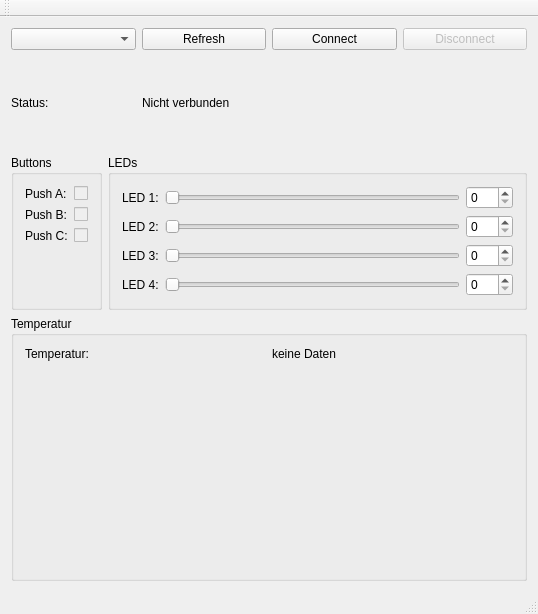
Before: the Qt Designer form mainwindow.ui in janblumenkamp/fpga_ui, drawn with Qt 5.
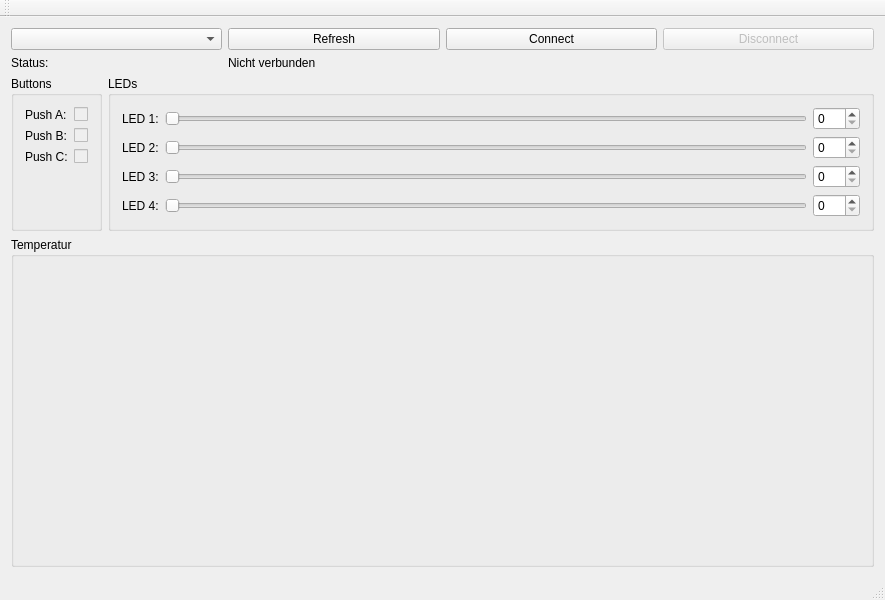
After: the same form once the commit is applied. Custom widgets are drawn as their Qt base class.

Diff of the .ui file:
```diff
--- a/mainwindow.ui
+++ b/mainwindow.ui
@@ -6,8 +6,8 @@
    <rect>
     <x>0</x>
     <y>0</y>
-    <width>538</width>
-    <height>614</height>
+    <width>885</width>
+    <height>600</height>
    </rect>
   </property>
   <property name="acceptDrops">
@@ -254,27 +254,13 @@
       <property name="title">
        <string>Temperatur</string>
       </property>
-      <layout class="QGridLayout" name="gridLayout" rowstretch="0,0" rowminimumheight="0,0">
-       <item row="0" column="0">
-        <widget class="QLabel" name="lbl_temp">
-         <property name="text">
-          <string>Temperatur:</string>
-         </property>
-        </widget>
-       </item>
-       <item row="0" column="1">
-        <widget class="QLabel" name="lbl_currTemp">
-         <property name="text">
-          <string>keine Daten</string>
-         </property>
-        </widget>
-       </item>
+      <layout class="QGridLayout" name="gridLayout" rowstretch="0,1">
        <item row="1" column="0" colspan="2">
         <widget class="QCustomPlot" name="temp_plot" native="true">
          <property name="minimumSize">
           <size>
            <width>0</width>
-           <height>200</height>
+           <height>0</height>
           </size>
          </property>
         </widget>
```
Left out of the diff: 112 changed lines with no effect on the pictures.
